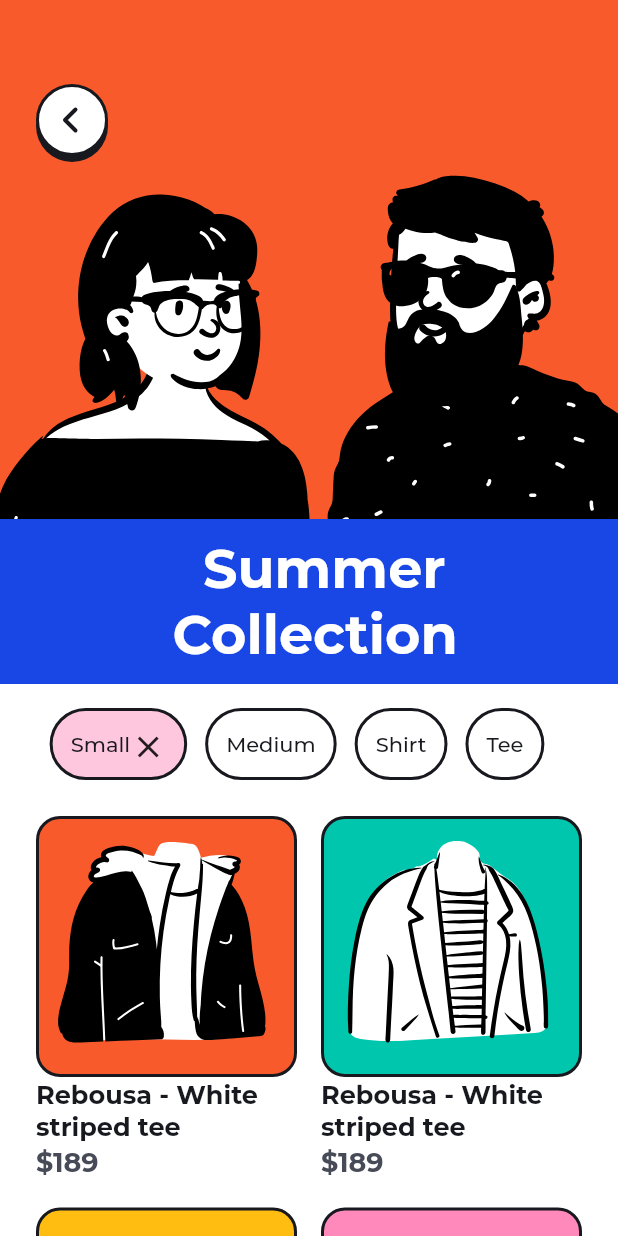
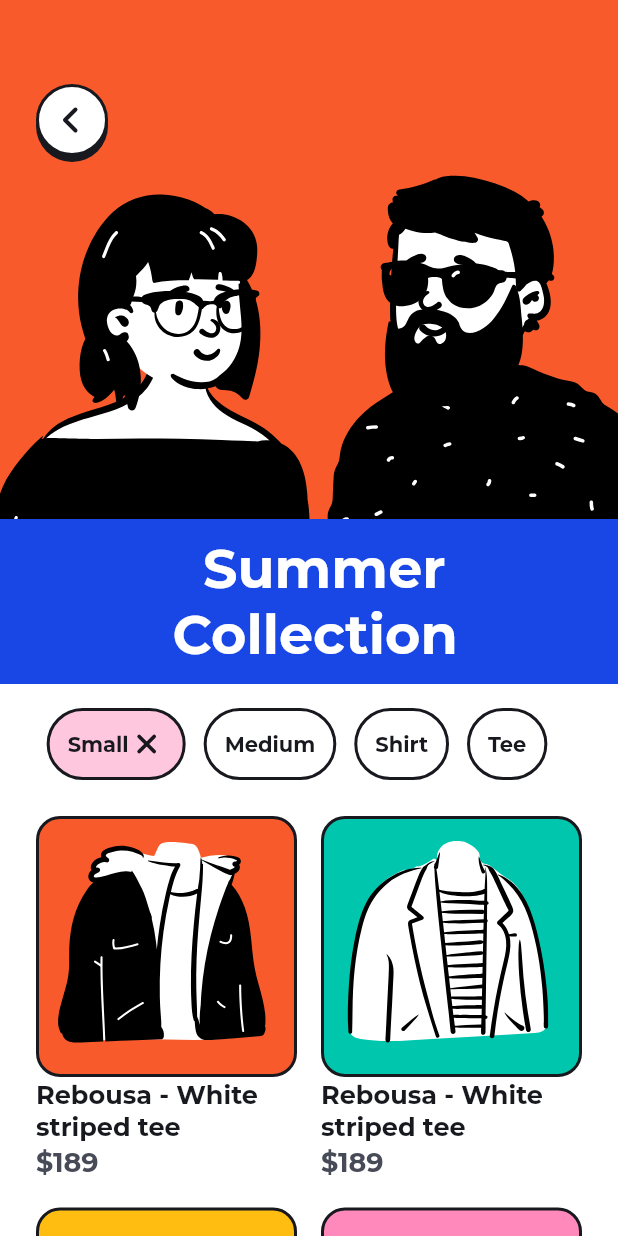
Before and after one commit to nathansdev/ContraFlutterKit, a Flutter app: the ShoppingListPageTwo screen opened by its route, on a phone screen of 412 x 824 dp. Run offline on Flutter 3.47's test engine with Material 2 defaults, Android fonts, the phone set to English and light mode, and no system bars; our stand-ins replace flutter_svg; project files that could hold a hidden picture were left out.

Commit message:
fix: chips filter widget

```diff
--- a/lib/custom_widgets/chip_widget.dart
+++ b/lib/custom_widgets/chip_widget.dart
@@ -1,6 +1,7 @@
 import 'package:contraflutterkit/utils/colors.dart';
 import 'package:flutter/cupertino.dart';
 import 'package:flutter/material.dart';
+import 'package:flutter_svg/flutter_svg.dart';
 
 class ChipWidget extends StatelessWidget {
   final String text;
@@ -21,9 +22,10 @@ class ChipWidget extends StatelessWidget {
             children: <Widget>[
               Text(
                 text,
-                style: TextStyle(color: wood_smoke),
+                style:
+                    TextStyle(color: wood_smoke, fontWeight: FontWeight.bold),
               ),
-              selected ? Icon(Icons.close) : SizedBox()
+              selected ? SvgPicture.asset("assets/icons/close.svg") : SizedBox()
             ],
           ),
           decoration: ShapeDecoration(
--- a/lib/custom_widgets/chips_filter_widget.dart
+++ b/lib/custom_widgets/chips_filter_widget.dart
@@ -29,6 +29,7 @@ class _ChipsFilterWidgetState extends State<ChipsFilterWidget> {
       padding: const EdgeInsets.only(right: 16.0, top: 16.0),
       child: Wrap(
         spacing: 12,
+        runSpacing: 12,
         children: List<Widget>.generate(
           options.length,
           (int index) {
```
